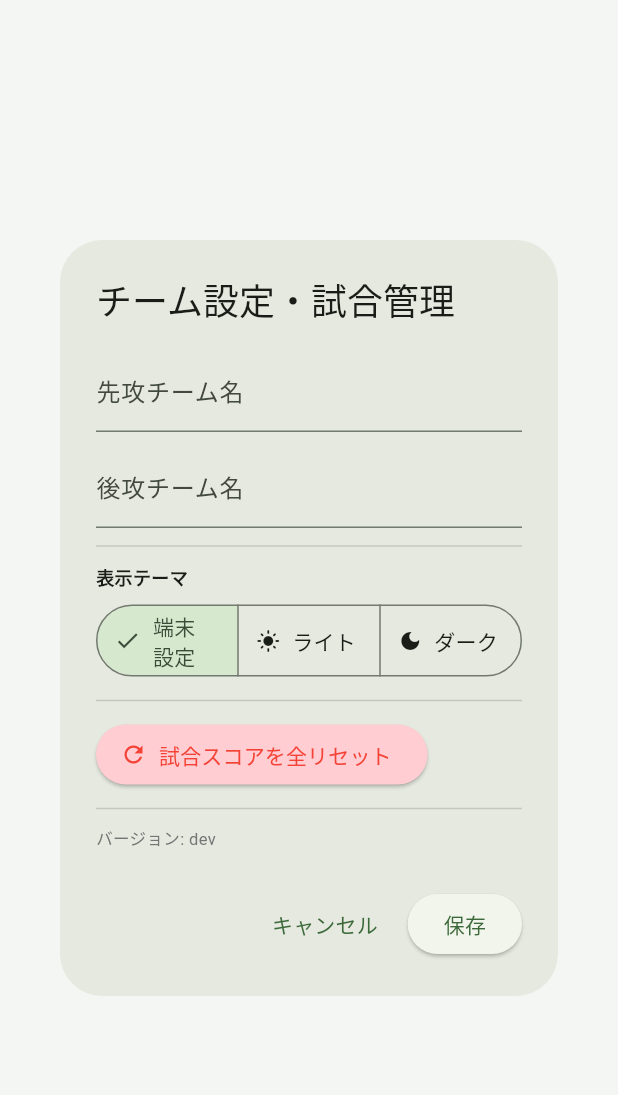
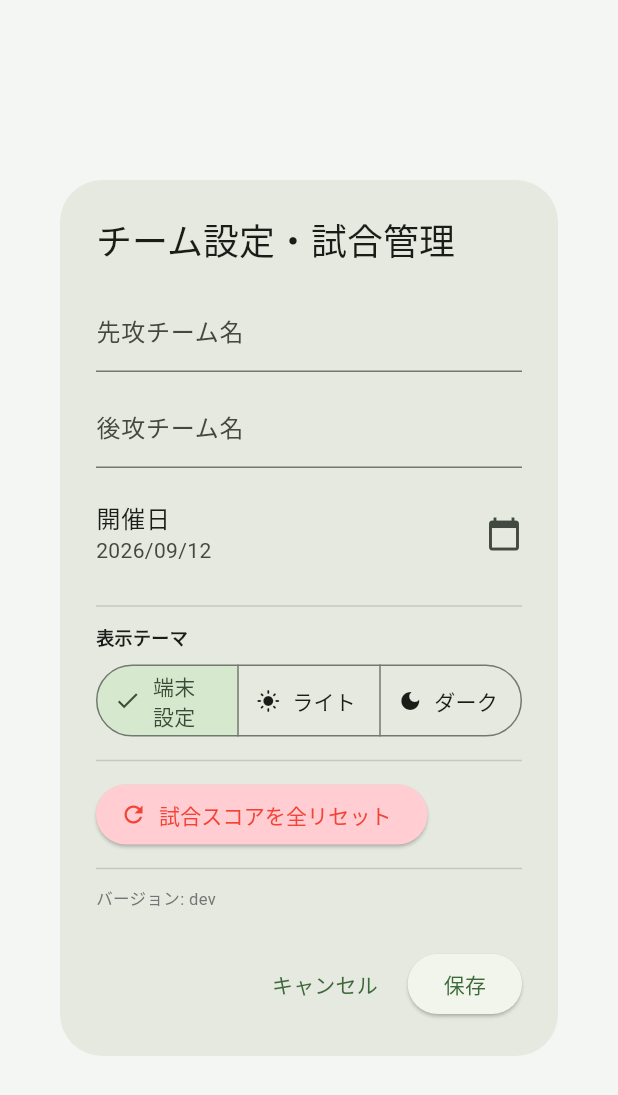
Before and after one commit to dorafan57/baseball_score, a Flutter app: the _SettingsDialog widget shown alone on an empty page, opened directly with empty values, after a tap on "保存", on a phone screen of 412 x 824 dp. Shown: the top 1095 px of the screen. Run offline on Flutter 3.47's test engine with Material 3 defaults, Android fonts, the phone set to English and light mode, and no system bars; our stand-ins replace cloud_firestore, firebase_auth, firebase_core, flutter_riverpod, go_router, pdf and 3 more; missing offline and left inert: excel; accounts and stored records are empty; network calls fail; statements that could not run were skipped.

Commit message:
試合の開催日を入力・編集できる仕組みを追加
新規作成時と設定ダイアログの両方から開催日を指定できるようにし、
一覧の日付表示も保存日時ではなく開催日ベースに変更する。

Co-Authored-By: Claude Sonnet 5 <noreply@anthropic.com>

```diff
--- a/lib/models/saved_game.dart
+++ b/lib/models/saved_game.dart
@@ -13,6 +13,9 @@ import 'player.dart';
 class SavedGame {
   final String gameId;
   final DateTime savedAt;
+
+  /// 試合が実際に行われた日付（保存日時とは別）。
+  final DateTime gameDate;
   final String teamNameTop;
   final String teamNameBottom;
   final int totalInningsConfig;
@@ -32,6 +35,7 @@ class SavedGame {
   const SavedGame({
     required this.gameId,
     required this.savedAt,
+    required this.gameDate,
     required this.teamNameTop,
     required this.teamNameBottom,
     required this.totalInningsConfig,
@@ -58,6 +62,7 @@ class SavedGame {
   Map<String, dynamic> toJson() => {
     'gameId': gameId,
     'savedAt': savedAt.toIso8601String(),
+    'gameDate': gameDate.toIso8601String(),
     'teamNameTop': teamNameTop,
     'teamNameBottom': teamNameBottom,
     'totalInningsConfig': totalInningsConfig,
@@ -78,6 +83,11 @@ class SavedGame {
   factory SavedGame.fromJson(Map<String, dynamic> json) => SavedGame(
     gameId: json['gameId'] as String,
     savedAt: DateTime.parse(json['savedAt'] as String),
+    // 開催日フィールド追加前に保存された試合には存在しないため、
+    // その場合は保存日時の日付を代わりに使う。
+    gameDate: json['gameDate'] != null
+        ? DateTime.parse(json['gameDate'] as String)
+        : DateTime.parse(json['savedAt'] as String),
     teamNameTop: json['teamNameTop'] as String,
     teamNameBottom: json['teamNameBottom'] as String,
     totalInningsConfig: json['totalInningsConfig'] as int,
--- a/lib/providers/game_provider.dart
+++ b/lib/providers/game_provider.dart
@@ -27,6 +27,9 @@ class GameSessionState {
   ///
   /// 途中のイベントを削除してもIDが重複しないよう、単調増加のカウンタで管理する。
   final int nextEventId;
+
+  /// 試合が実際に行われた日付（保存日時とは別）。
+  final DateTime gameDate;
 
   final String teamNameTop;
   final String teamNameBottom;
@@ -64,6 +67,7 @@ class GameSessionState {
   const GameSessionState({
     required this.gameEvents,
     required this.nextEventId,
+    required this.gameDate,
     required this.teamNameTop,
     required this.teamNameBottom,
     required this.totalInningsConfig,
@@ -93,9 +97,11 @@ class GameSessionState {
     ];
     const totalInningsConfig = 7;
     const inning = 1;
+    final now = DateTime.now();
     return GameSessionState(
       gameEvents: const [],
       nextEventId: 1,
+      gameDate: DateTime(now.year, now.month, now.day),
       teamNameTop: '自チーム (先)',
       teamNameBottom: '対戦相手 (後)',
       totalInningsConfig: totalInningsConfig,
@@ -116,6 +122,7 @@ class GameSessionState {
   GameSessionState copyWith({
     List<GameEvent>? gameEvents,
     int? nextEventId,
+    DateTime? gameDate,
     String? teamNameTop,
     String? teamNameBottom,
     int? totalInningsConfig,
@@ -136,6 +143,7 @@ class GameSessionState {
     return GameSessionState(
       gameEvents: gameEvents ?? this.gameEvents,
       nextEventId: nextEventId ?? this.nextEventId,
+      gameDate: gameDate ?? this.gameDate,
       teamNameTop: teamNameTop ?? this.teamNameTop,
       teamNameBottom: teamNameBottom ?? this.teamNameBottom,
       totalInningsConfig: totalInningsConfig ?? this.totalInningsConfig,
@@ -700,6 +708,7 @@ class GameNotifier extends Notifier<GameSessionState> {
     final placeholder = GameSessionState(
       gameEvents: saved.gameEvents,
       nextEventId: saved.nextEventId,
+      gameDate: saved.gameDate,
       teamNameTop: saved.teamNameTop,
       teamNameBottom: saved.teamNameBottom,
       totalInningsConfig: saved.totalInningsConfig,
@@ -732,6 +741,7 @@ class GameNotifier extends Notifier<GameSessionState> {
     return SavedGame(
       gameId: gameId,
       savedAt: savedAt ?? DateTime.now(),
+      gameDate: s.gameDate,
       teamNameTop: s.teamNameTop,
       teamNameBottom: s.teamNameBottom,
       totalInningsConfig: s.totalInningsConfig,
@@ -769,6 +779,10 @@ class GameNotifier extends Notifier<GameSessionState> {
     _commitLocalAndSync(
       state.copyWith(teamNameTop: top, teamNameBottom: bottom),
     );
+  }
+
+  void updateGameDate(DateTime date) {
+    _commitLocalAndSync(state.copyWith(gameDate: date));
   }
 
   void resetGame() {
--- a/lib/widgets/dialogs/settings_dialog.dart
+++ b/lib/widgets/dialogs/settings_dialog.dart
@@ -32,12 +32,26 @@ class _SettingsDialog extends ConsumerStatefulWidget {
 class _SettingsDialogState extends ConsumerState<_SettingsDialog> {
   late final TextEditingController _topCtrl;
   late final TextEditingController _btmCtrl;
+  late DateTime _gameDate;
 
   @override
   void initState() {
     super.initState();
     _topCtrl = TextEditingController(text: widget.session.teamNameTop);
     _btmCtrl = TextEditingController(text: widget.session.teamNameBottom);
+    _gameDate = widget.session.gameDate;
+  }
+
+  Future<void> _pickGameDate() async {
+    final picked = await showDatePicker(
+      context: context,
+      initialDate: _gameDate,
+      firstDate: DateTime(2000),
+      lastDate: DateTime(2100),
+    );
+    if (picked != null) {
+      setState(() => _gameDate = picked);
+    }
   }
 
   @override
@@ -67,6 +81,17 @@ class _SettingsDialogState extends ConsumerState<_SettingsDialog> {
               controller: _btmCtrl,
               enabled: widget.session.canEdit,
               decoration: const InputDecoration(labelText: '後攻チーム名'),
+            ),
+            const SizedBox(height: 8),
+            ListTile(
+              contentPadding: EdgeInsets.zero,
+              title: const Text('開催日'),
+              subtitle: Text(
+                '${_gameDate.year}/${_gameDate.month.toString().padLeft(2, '0')}/'
+                '${_gameDate.day.toString().padLeft(2, '0')}',
+              ),
+              trailing: const Icon(Icons.calendar_today),
+              onTap: widget.session.canEdit ? _pickGameDate : null,
             ),
             const Divider(height: 24),
             const Text(
@@ -140,6 +165,7 @@ class _SettingsDialogState extends ConsumerState<_SettingsDialog> {
                 top: _topCtrl.text.isEmpty ? '先攻チーム' : _topCtrl.text,
                 bottom: _btmCtrl.text.isEmpty ? '後攻チーム' : _btmCtrl.text,
               );
+              widget.notifier.updateGameDate(_gameDate);
               Navigator.pop(context);
             },
             child: const Text('保存'),
```
Also changed, not shown: lib/screens/game_list_screen.dart (+4 -3 lines), lib/widgets/dialogs/new_game_dialog.dart (+28 -0 lines), 1 other file.
